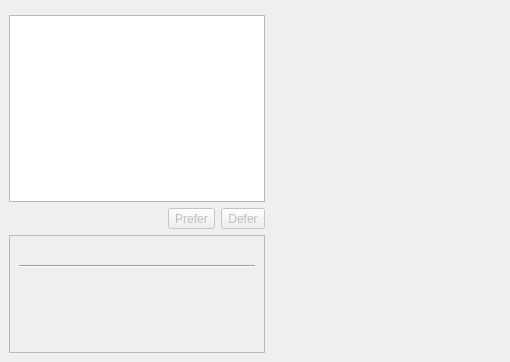
Qt form settings/backendselection.ui (KDE/phonon) before a commit.
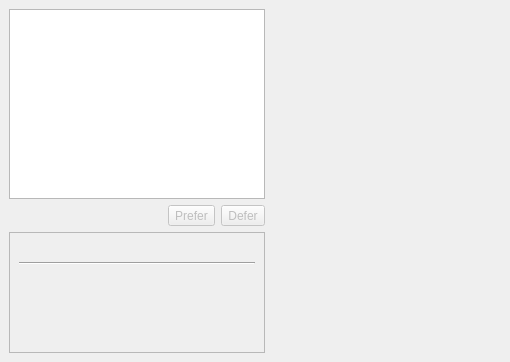
The same form after that commit. Custom widgets are drawn as their Qt base class.

Diff of the .ui file:
```diff
--- a/settings/backendselection.ui
+++ b/settings/backendselection.ui
@@ -19,77 +19,6 @@
     <number>6</number>
    </property>
    <item row="2" column="0">
-    <layout class="QGridLayout">
-     <property name="margin">
-      <number>0</number>
-     </property>
-     <property name="spacing">
-      <number>6</number>
-     </property>
-     <item row="0" column="0" colspan="3">
-      <widget class="QListWidget" name="m_select">
-       <property name="sizePolicy">
-        <sizepolicy hsizetype="Preferred" vsizetype="Preferred">
-         <horstretch>0</horstretch>
-         <verstretch>0</verstretch>
-        </sizepolicy>
-       </property>
-       <property name="toolTip">
-        <string>A list of Phonon Backends found on your system.  The order here determines the order Phonon will use them in.</string>
-       </property>
-       <property name="whatsThis">
-        <string>A list of Phonon Backends found on your system.  The order here determines the order Phonon will use them in.</string>
-       </property>
-       <property name="dragEnabled">
-        <bool>true</bool>
-       </property>
-       <property name="dragDropMode">
-        <enum>QAbstractItemView::InternalMove</enum>
-       </property>
-      </widget>
-     </item>
-     <item row="1" column="1">
-      <widget class="QToolButton" name="m_up">
-       <property name="enabled">
-        <bool>false</bool>
-       </property>
-       <property name="text">
-        <string>Prefer</string>
-       </property>
-       <property name="toolButtonStyle">
-        <enum>Qt::ToolButtonTextBesideIcon</enum>
-       </property>
-      </widget>
-     </item>
-     <item row="1" column="2">
-      <widget class="QToolButton" name="m_down">
-       <property name="enabled">
-        <bool>false</bool>
-       </property>
-       <property name="text">
-        <string>Defer</string>
-       </property>
-       <property name="toolButtonStyle">
-        <enum>Qt::ToolButtonTextBesideIcon</enum>
-       </property>
-      </widget>
-     </item>
-     <item row="1" column="0">
-      <spacer>
-       <property name="orientation">
-        <enum>Qt::Horizontal</enum>
-       </property>
-       <property name="sizeHint" stdset="0">
-        <size>
-         <width>81</width>
-         <height>20</height>
-        </size>
-       </property>
-      </spacer>
-     </item>
-    </layout>
-   </item>
-   <item row="3" column="0">
     <widget class="QFrame" name="frame">
      <property name="frameShape">
       <enum>QFrame::StyledPanel</enum>
@@ -202,7 +131,78 @@
      </layout>
     </widget>
    </item>
-   <item row="2" column="1" rowspan="2">
+   <item row="1" column="0">
+    <layout class="QGridLayout">
+     <property name="margin">
+      <number>0</number>
+     </property>
+     <property name="spacing">
+      <number>6</number>
+     </property>
+     <item row="0" column="0" colspan="3">
+      <widget class="QListWidget" name="m_select">
+       <property name="sizePolicy">
+        <sizepolicy hsizetype="Preferred" vsizetype="Preferred">
+         <horstretch>0</horstretch>
+         <verstretch>0</verstretch>
+        </sizepolicy>
+       </property>
+       <property name="toolTip">
+        <string>A list of Phonon Backends found on your system.  The order here determines the order Phonon will use them in.</string>
+       </property>
+       <property name="whatsThis">
+        <string>A list of Phonon Backends found on your system.  The order here determines the order Phonon will use them in.</string>
+       </property>
+       <property name="dragEnabled">
+        <bool>true</bool>
+       </property>
+       <property name="dragDropMode">
+        <enum>QAbstractItemView::InternalMove</enum>
+       </property>
+      </widget>
+     </item>
+     <item row="1" column="1">
+      <widget class="QToolButton" name="m_up">
+       <property name="enabled">
+        <bool>false</bool>
+       </property>
+       <property name="text">
+        <string>Prefer</string>
+       </property>
+       <property name="toolButtonStyle">
+        <enum>Qt::ToolButtonTextBesideIcon</enum>
+       </property>
+      </widget>
+     </item>
+     <item row="1" column="2">
+      <widget class="QToolButton" name="m_down">
+       <property name="enabled">
+        <bool>false</bool>
+       </property>
+       <property name="text">
+        <string>Defer</string>
+       </property>
+       <property name="toolButtonStyle">
+        <enum>Qt::ToolButtonTextBesideIcon</enum>
+       </property>
+      </widget>
+     </item>
+     <item row="1" column="0">
+      <spacer>
+       <property name="orientation">
+        <enum>Qt::Horizontal</enum>
+       </property>
+       <property name="sizeHint" stdset="0">
+        <size>
+         <width>81</width>
+         <height>20</height>
+        </size>
+       </property>
+      </spacer>
+     </item>
+    </layout>
+   </item>
+   <item row="1" column="1" rowspan="2">
     <widget class="QStackedWidget" name="stackedWidget">
      <property name="sizePolicy">
       <sizepolicy hsizetype="Expanding" vsizetype="Preferred">
@@ -214,19 +214,8 @@
      <widget class="QWidget" name="page_2"/>
     </widget>
    </item>
-   <item row="1" column="0" colspan="2">
-    <widget class="KMessageWidget" name="m_messageWidget" native="true"/>
-   </item>
   </layout>
  </widget>
- <customwidgets>
-  <customwidget>
-   <class>KMessageWidget</class>
-   <extends>QWidget</extends>
-   <header location="global">KMessageWidget</header>
-   <container>1</container>
-  </customwidget>
- </customwidgets>
  <resources/>
  <connections/>
 </ui>
```
